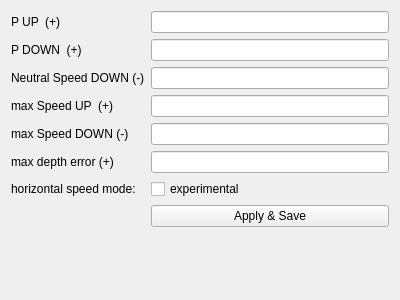
Above: Module_ThrusterControlLoop/tcl_form.ui from iti-luebeck/HANSE2011 before the change. Below: the same form after it.
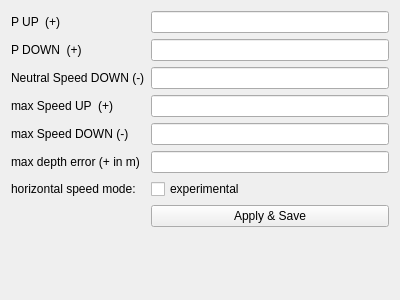
That is the form after the change.

The edit to the form file:
```diff
--- a/Module_ThrusterControlLoop/tcl_form.ui
+++ b/Module_ThrusterControlLoop/tcl_form.ui
@@ -97,7 +97,7 @@
    <item row="5" column="0">
     <widget class="QLabel" name="label_7">
      <property name="text">
-      <string>max depth error (+)</string>
+      <string>max depth error (+ in m)</string>
      </property>
     </widget>
    </item>
```
